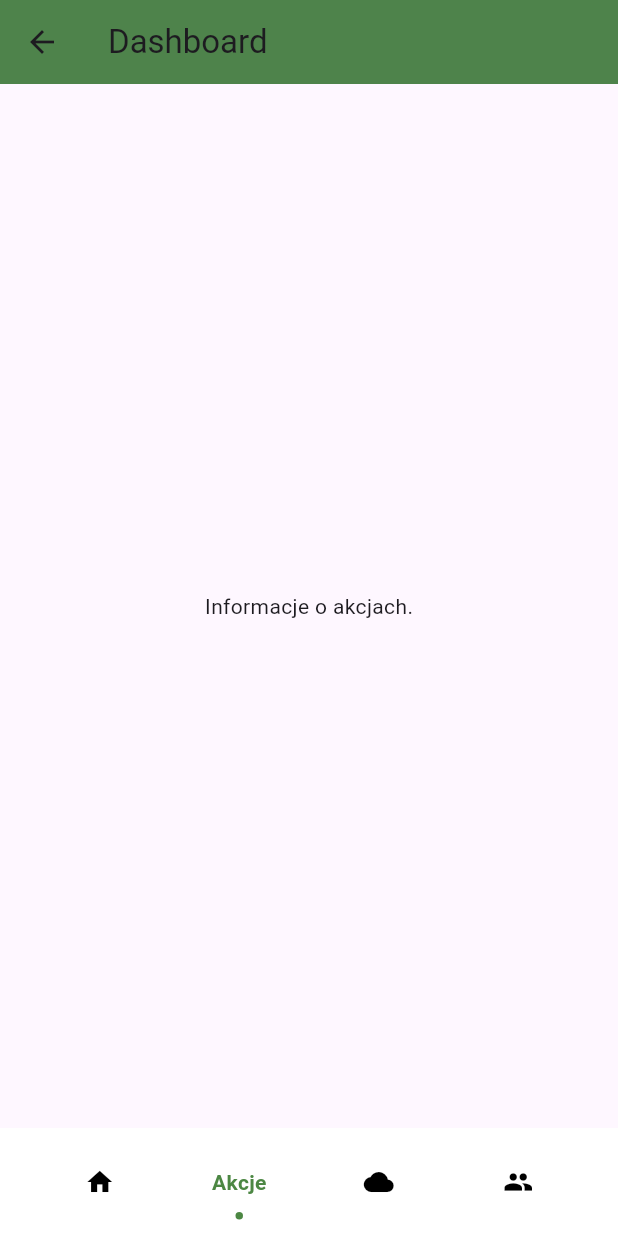
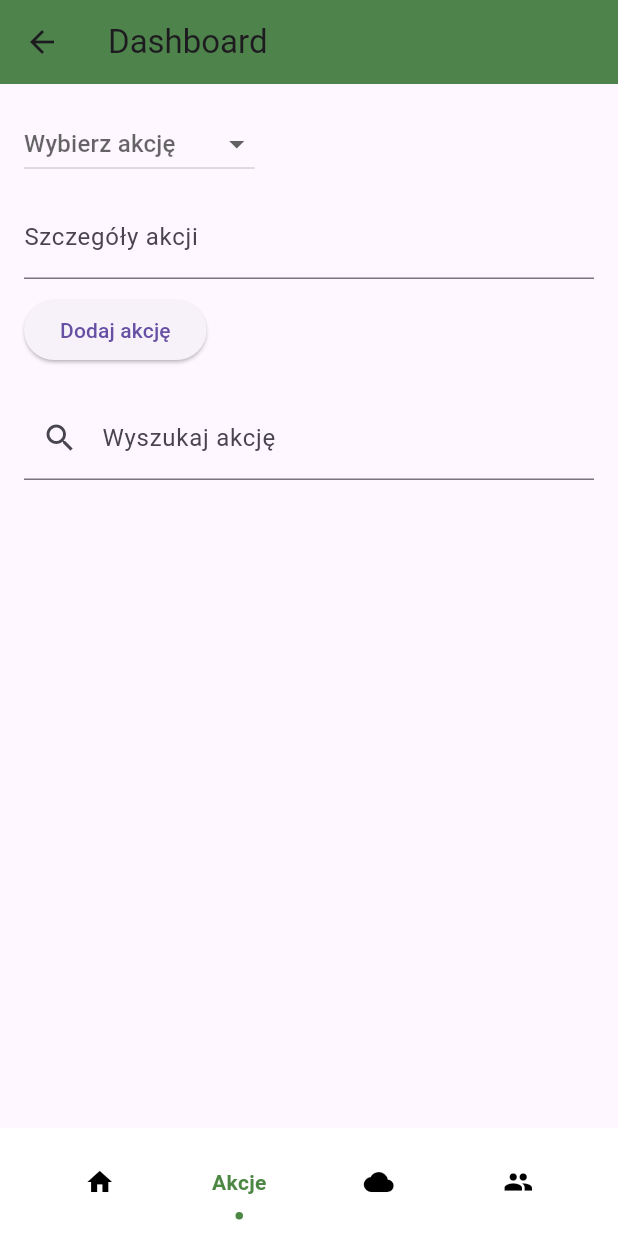
Before and after one commit to AkatLamaz/EcoTrace, a Flutter app: the LoginGUIScreen screen opened by its route, scrolled down 79 dp, after a tap on "Akcje", on a phone screen of 412 x 824 dp. Run offline on Flutter 3.47's test engine with Material 3 defaults, Android fonts, the phone set to English and light mode, and no system bars; our stand-ins replace fl_chart.

Commit message:
modyfkacja Actions Page

```diff
--- a/lib/login_gui.dart
+++ b/lib/login_gui.dart
@@ -31,7 +31,7 @@ class _LoginGUIScreenState extends State<LoginGUIScreen> {
                 preferredSize: const Size.fromHeight(60.0),
                 child: FlashyTabBar(
                   selectedIndex: _selectedIndex,
-                  showElevation: false,
+                  showElevation: true,
                   onItemSelected: (index) => setState(() {
                     _selectedIndex = index;
                   }),
@@ -57,13 +57,18 @@ class _LoginGUIScreenState extends State<LoginGUIScreen> {
               )
             : null,
       ),
-      body: Stack(
+      body: Center(
+        child: ConstrainedBox(
+          constraints: const BoxConstraints(maxWidth: 650),
+          child: Stack (
              children: _widgetOptions.asMap().entries.map((entry) {
               return Offstage(
                 offstage: _selectedIndex != entry.key,
                 child: entry.value,
             );
           }).toList(),
+          ),
+        ),
       ),
       bottomNavigationBar: kIsWeb
           ? null
@@ -246,14 +251,125 @@ class HomePage extends StatelessWidget {
   }
 
 //Actions Page
-class ActionsPage extends StatelessWidget {
+class ActionsPage extends StatefulWidget {
   const ActionsPage({super.key});
 
   @override
-  Widget build(BuildContext context) {
-    return const Center(child: Text("Informacje o akcjach."));
+  _ActionsPageState createState() => _ActionsPageState();
+}
+
+class _ActionsPageState extends State<ActionsPage> {
+  final List<String> _actions = ["Jazda autobusem", "Jazda na rowerze", "Spacer"];
+  String? _selectedAction;
+  String? _actionDetails;
+  List<Map<String, String>> _addedActions = [];
+  String _searchQuery = "";
+
+  void _addAction() {
+    if (_selectedAction != null && _actionDetails != null && _actionDetails!.isNotEmpty) {
+      setState(() {
+        _addedActions.add({
+          "action": _selectedAction!,
+          "details": _actionDetails!,
+        });
+        _actionDetails = "";
+      });
     }
   }
+
+  @override
+  Widget build(BuildContext context) {
+    return Scaffold(
+      body: Padding(
+        padding: const EdgeInsets.all(16.0),
+        child: Column(
+          children: [
+            _buildActionForm(),
+            const SizedBox(height: 20),
+            _buildSearchBar(),
+            const SizedBox(height: 10),
+            Expanded(child: _buildActionList()),
+          ],
+        ),
+      ),
+    );
+  }
+
+  Widget _buildActionForm() {
+    return Column(
+      crossAxisAlignment: CrossAxisAlignment.start,
+      children: [
+        DropdownButton<String>(
+          hint: const Text("Wybierz akcję"),
+          value: _selectedAction,
+          onChanged: (String? newValue) {
+            setState(() {
+              _selectedAction = newValue;
+            });
+          },
+          items: _actions.map<DropdownMenuItem<String>>((String action) {
+            return DropdownMenuItem<String>(
+              value: action,
+              child: Text(action),
+            );
+          }).toList(),
+        ),
+        const SizedBox(height: 10),
+        TextField(
+          decoration: const InputDecoration(
+            labelText: "Szczegóły akcji",
+            hintText: "Np. 10 km jazdy autobusem",
+          ),
+          onChanged: (value) {
+            _actionDetails = value;
+          },
+        ),
+        const SizedBox(height: 10),
+        ElevatedButton(
+          onPressed: _addAction,
+          child: const Text("Dodaj akcję"),
+        ),
+      ],
+    );
+  }
+
+  Widget _buildSearchBar() {
+    return TextField(
+      decoration: const InputDecoration(
+        labelText: "Wyszukaj akcję",
+        hintText: "Wpisz nazwę akcji...",
+        prefixIcon: Icon(Icons.search),
+      ),
+      onChanged: (value) {
+        setState(() {
+          _searchQuery = value.toLowerCase();
+        });
+      },
+    );
+  }
+
+  Widget _buildActionList() {
+    List<Map<String, String>> filteredActions = _addedActions.where((action) {
+      return action["action"]!.toLowerCase().contains(_searchQuery);
+    }).toList();
+
+    return ListView.builder(
+      itemCount: filteredActions.length,
+      itemBuilder: (context, index) {
+        return ExpansionTile(
+          title: Text(filteredActions[index]["action"]!),
+          children: [
+            Padding(
+              padding: const EdgeInsets.all(8.0),
+              child: Text(filteredActions[index]["details"]!),
+            ),
+          ],
+        );
+      },
+    );
+  }
+}
+
 
 //Emissions Page
 class EmissionsPage extends StatelessWidget {
@@ -261,20 +377,25 @@ class EmissionsPage extends StatelessWidget {
 
   @override
   Widget build(BuildContext context) {
-    return SingleChildScrollView(
+    return ConstrainedBox(
+      constraints: const BoxConstraints(maxHeight: 600, maxWidth: 650),
+      child: Card(
+        margin: const EdgeInsets.all(28),
         child: Column(
           children: [
+            const SizedBox(width: 50),
             const SizedBox(height: 20),
             SizedBox(
               height: 400, // Określenie wymiarów
               child: MyRelativeEmissionsChart(),
             ),
-          const SizedBox(
-            width: 200,
-            height: 200, // Określenie wymiarów
-            child: EmissionsOverTimeChart(),
+            // const SizedBox(
+            //   width: 200,
+            //   height: 200, // Określenie wymiarów
+            //   child: EmissionsOverTimeChart(),
+            // ),
+          ],
         ),
-        ],
       ),
     );
   }
```
Lines whose indentation alone changed are shown as unchanged.
